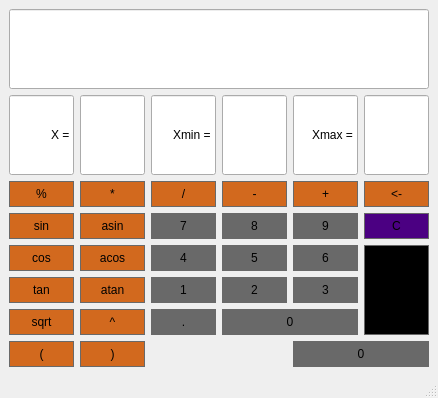
Qt form src/calc/calculator.ui (dimas4ik111/SmartCalculator) before a commit.
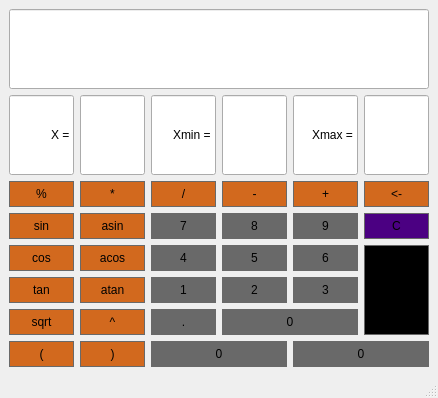
The same form after that commit.

```diff
--- a/src/calc/calculator.ui
+++ b/src/calc/calculator.ui
@@ -766,6 +766,32 @@
       </property>
      </widget>
     </item>
+    <item row="8" column="2" colspan="2">
+     <widget class="QPushButton" name="Button0_4">
+      <property name="sizePolicy">
+       <sizepolicy hsizetype="Ignored" vsizetype="Ignored">
+        <horstretch>0</horstretch>
+        <verstretch>0</verstretch>
+       </sizepolicy>
+      </property>
+      <property name="styleSheet">
+       <string notr="true">QPushButton {
+	background-color: #696969;
+	border: 1px solid #696969;
+	padding: 5px;
+}
+
+QPushButton:pressed {
+	background-color: #DCDCDC;
+	border: 1px solid #696969;
+	padding: 5px;
+}</string>
+      </property>
+      <property name="text">
+       <string>0</string>
+      </property>
+     </widget>
+    </item>
    </layout>
   </widget>
   <widget class="QStatusBar" name="statusbar"/>
```
